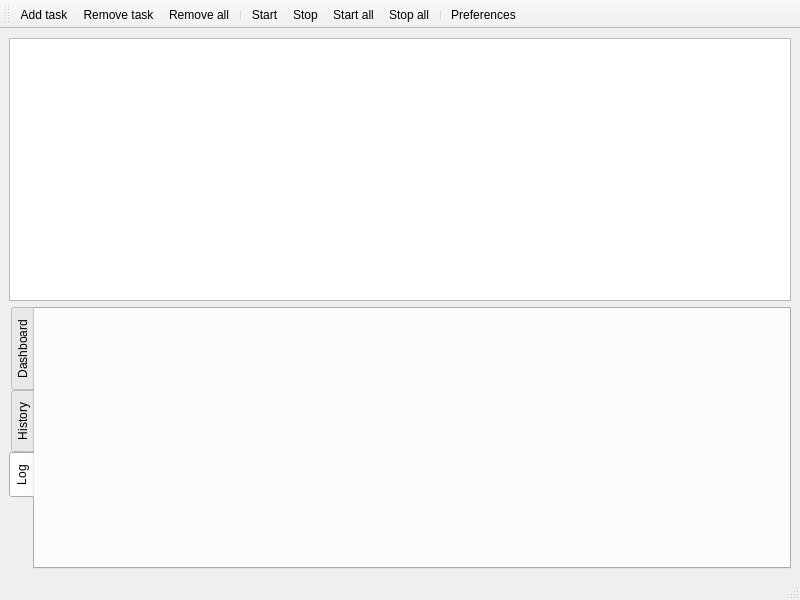
Qt form src/plugins/cstp/cstp.ui (0xd34df00d/leechcraft) before a commit.
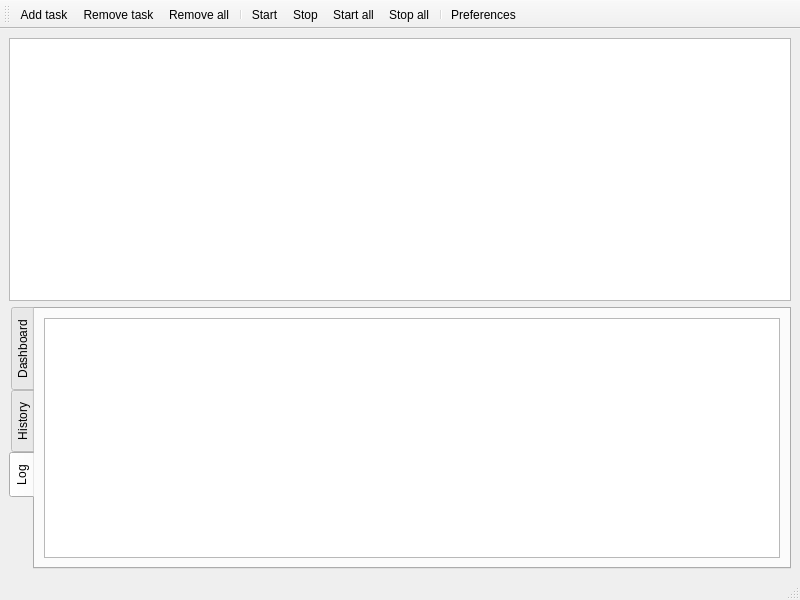
The same form after that commit. The open tabs and pages were chosen to show the change. Icons and pictures are not drawn.

Patch:
```diff
--- a/src/plugins/cstp/cstp.ui
+++ b/src/plugins/cstp/cstp.ui
@@ -96,6 +96,11 @@
        <attribute name="title" >
         <string>Log</string>
        </attribute>
+       <layout class="QHBoxLayout" name="horizontalLayout" >
+        <item>
+         <widget class="QTextBrowser" name="Logger_" />
+        </item>
+       </layout>
       </widget>
      </widget>
     </item>
```
Left out of the diff: 9 changed lines with no effect on the pictures.
